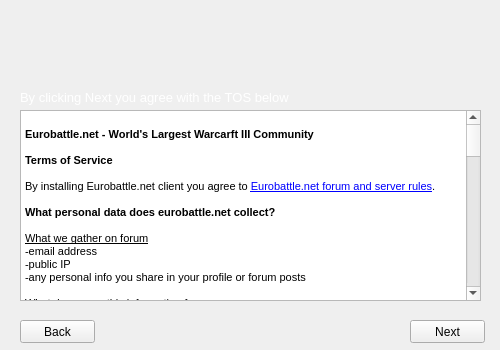
The window that installer/window0.ui (cen1/xpam-installer) describes before a commit, drawn with Qt 5.
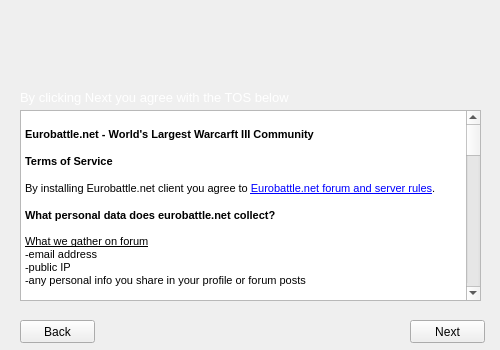
The same window after the commit. The open tabs and pages were chosen to show the change. Icons and pictures are not drawn.

Diff of the .ui file:
```diff
--- a/installer/window0.ui
+++ b/installer/window0.ui
@@ -160,33 +160,36 @@
       </property>
       <property name="html">
        <string>&lt;!DOCTYPE HTML PUBLIC &quot;-//W3C//DTD HTML 4.0//EN&quot; &quot;http://www.w3.org/TR/REC-html40/strict.dtd&quot;&gt;
-&lt;html&gt;&lt;head&gt;&lt;meta name=&quot;qrichtext&quot; content=&quot;1&quot; /&gt;&lt;style type=&quot;text/css&quot;&gt;
+&lt;html&gt;&lt;head&gt;&lt;meta name=&quot;qrichtext&quot; content=&quot;1&quot; /&gt;&lt;meta charset=&quot;utf-8&quot; /&gt;&lt;style type=&quot;text/css&quot;&gt;
 p, li { white-space: pre-wrap; }
-&lt;/style&gt;&lt;/head&gt;&lt;body style=&quot; font-family:'MS Shell Dlg 2'; font-size:8.1pt; font-weight:400; font-style:normal;&quot;&gt;
-&lt;p style=&quot;-qt-paragraph-type:empty; margin-top:0px; margin-bottom:0px; margin-left:0px; margin-right:0px; -qt-block-indent:0; text-indent:0px; font-size:8pt;&quot;&gt;&lt;br /&gt;&lt;/p&gt;
-&lt;p style=&quot; margin-top:0px; margin-bottom:0px; margin-left:0px; margin-right:0px; -qt-block-indent:0; text-indent:0px;&quot;&gt;&lt;span style=&quot; font-size:8pt; font-weight:600;&quot;&gt;Eurobattle.net - World's Largest Warcarft III Community&lt;/span&gt;&lt;span style=&quot; font-size:8pt;&quot;&gt;&lt;br /&gt;&lt;br /&gt;&lt;/span&gt;&lt;span style=&quot; font-size:8pt; font-weight:600;&quot;&gt;Terms of Service&lt;/span&gt;&lt;span style=&quot; font-size:8pt;&quot;&gt;&lt;br /&gt;&lt;br /&gt;By installing Eurobattle.net client you agree to &lt;/span&gt;&lt;a href=&quot;https://forum.eurobattle.net/threads/128365-The-Book-of-Rules&quot;&gt;&lt;span style=&quot; font-size:8pt; text-decoration: underline; color:#0000ff;&quot;&gt;Eurobattle.net forum and server rules&lt;/span&gt;&lt;/a&gt;&lt;span style=&quot; font-size:8pt;&quot;&gt;.&lt;br /&gt;&lt;/span&gt;&lt;/p&gt;
-&lt;p style=&quot; margin-top:0px; margin-bottom:0px; margin-left:0px; margin-right:0px; -qt-block-indent:0; text-indent:0px;&quot;&gt;&lt;span style=&quot; font-size:8pt; font-weight:600;&quot;&gt;What personal data does eurobattle.net collect?&lt;/span&gt;&lt;/p&gt;
-&lt;p style=&quot;-qt-paragraph-type:empty; margin-top:0px; margin-bottom:0px; margin-left:0px; margin-right:0px; -qt-block-indent:0; text-indent:0px; font-size:8pt; font-weight:600;&quot;&gt;&lt;br /&gt;&lt;/p&gt;
-&lt;p style=&quot; margin-top:0px; margin-bottom:0px; margin-left:0px; margin-right:0px; -qt-block-indent:0; text-indent:0px;&quot;&gt;&lt;span style=&quot; font-size:8pt; text-decoration: underline;&quot;&gt;What we gather on forum&lt;/span&gt;&lt;/p&gt;
-&lt;p style=&quot; margin-top:0px; margin-bottom:0px; margin-left:0px; margin-right:0px; -qt-block-indent:0; text-indent:0px;&quot;&gt;&lt;span style=&quot; font-size:8pt;&quot;&gt;-email address&lt;/span&gt;&lt;/p&gt;
-&lt;p style=&quot; margin-top:0px; margin-bottom:0px; margin-left:0px; margin-right:0px; -qt-block-indent:0; text-indent:0px;&quot;&gt;&lt;span style=&quot; font-size:8pt;&quot;&gt;-public IP&lt;/span&gt;&lt;/p&gt;
-&lt;p style=&quot; margin-top:0px; margin-bottom:0px; margin-left:0px; margin-right:0px; -qt-block-indent:0; text-indent:0px;&quot;&gt;&lt;span style=&quot; font-size:8pt;&quot;&gt;-any personal info you share in your profile or forum posts&lt;/span&gt;&lt;/p&gt;
-&lt;p style=&quot;-qt-paragraph-type:empty; margin-top:0px; margin-bottom:0px; margin-left:0px; margin-right:0px; -qt-block-indent:0; text-indent:0px; font-size:8pt;&quot;&gt;&lt;br /&gt;&lt;/p&gt;
-&lt;p style=&quot; margin-top:0px; margin-bottom:0px; margin-left:0px; margin-right:0px; -qt-block-indent:0; text-indent:0px;&quot;&gt;&lt;span style=&quot; font-size:8pt; text-decoration: underline;&quot;&gt;What do we use this information for&lt;/span&gt;&lt;/p&gt;
-&lt;p style=&quot; margin-top:0px; margin-bottom:0px; margin-left:0px; margin-right:0px; -qt-block-indent:0; text-indent:0px;&quot;&gt;&lt;span style=&quot; font-size:8pt;&quot;&gt;To have a functioning forum. We don't analyze this data or sell it to anyone, it is used exclusively for the needs of the forum.&lt;/span&gt;&lt;/p&gt;
-&lt;p style=&quot;-qt-paragraph-type:empty; margin-top:0px; margin-bottom:0px; margin-left:0px; margin-right:0px; -qt-block-indent:0; text-indent:0px; font-size:8pt;&quot;&gt;&lt;br /&gt;&lt;/p&gt;
-&lt;p style=&quot; margin-top:0px; margin-bottom:0px; margin-left:0px; margin-right:0px; -qt-block-indent:0; text-indent:0px;&quot;&gt;&lt;span style=&quot; font-size:8pt; text-decoration: underline;&quot;&gt;What we gather on desktop client and PvPGN&lt;/span&gt;&lt;/p&gt;
-&lt;p style=&quot; margin-top:0px; margin-bottom:0px; margin-left:0px; margin-right:0px; -qt-block-indent:0; text-indent:0px;&quot;&gt;&lt;span style=&quot; font-size:8pt;&quot;&gt;-public IP&lt;/span&gt;&lt;/p&gt;
-&lt;p style=&quot; margin-top:0px; margin-bottom:0px; margin-left:0px; margin-right:0px; -qt-block-indent:0; text-indent:0px;&quot;&gt;&lt;span style=&quot; font-size:8pt;&quot;&gt;-operating system user&lt;/span&gt;&lt;/p&gt;
-&lt;p style=&quot; margin-top:0px; margin-bottom:0px; margin-left:0px; margin-right:0px; -qt-block-indent:0; text-indent:0px;&quot;&gt;&lt;span style=&quot; font-size:8pt;&quot;&gt;-MAC address (anonymized with a hash)&lt;/span&gt;&lt;/p&gt;
-&lt;p style=&quot; margin-top:0px; margin-bottom:0px; margin-left:0px; margin-right:0px; -qt-block-indent:0; text-indent:0px;&quot;&gt;&lt;span style=&quot; font-size:8pt;&quot;&gt;-BIOS name (anonymized with a hash)&lt;/span&gt;&lt;/p&gt;
-&lt;p style=&quot; margin-top:0px; margin-bottom:0px; margin-left:0px; margin-right:0px; -qt-block-indent:0; text-indent:0px;&quot;&gt;&lt;span style=&quot; font-size:8pt;&quot;&gt;-timestamp of client installation date&lt;/span&gt;&lt;/p&gt;
-&lt;p style=&quot;-qt-paragraph-type:empty; margin-top:0px; margin-bottom:0px; margin-left:0px; margin-right:0px; -qt-block-indent:0; text-indent:0px; font-size:8pt;&quot;&gt;&lt;br /&gt;&lt;/p&gt;
-&lt;p style=&quot; margin-top:0px; margin-bottom:0px; margin-left:0px; margin-right:0px; -qt-block-indent:0; text-indent:0px;&quot;&gt;&lt;span style=&quot; font-size:8pt; text-decoration: underline;&quot;&gt;What do we use this information for&lt;/span&gt;&lt;/p&gt;
-&lt;p style=&quot; margin-top:0px; margin-bottom:0px; margin-left:0px; margin-right:0px; -qt-block-indent:0; text-indent:0px;&quot;&gt;&lt;span style=&quot; font-size:8pt;&quot;&gt;To prevent the usage of our platform to people who violate our TOS and server rules. We don't analyze this data or sell it to anyone, it is used exclusively against TOS violators.&lt;/span&gt;&lt;/p&gt;
-&lt;p style=&quot;-qt-paragraph-type:empty; margin-top:0px; margin-bottom:0px; margin-left:0px; margin-right:0px; -qt-block-indent:0; text-indent:0px; font-size:8pt;&quot;&gt;&lt;br /&gt;&lt;/p&gt;
-&lt;p style=&quot; margin-top:0px; margin-bottom:0px; margin-left:0px; margin-right:0px; -qt-block-indent:0; text-indent:0px;&quot;&gt;&lt;span style=&quot; font-size:8pt;&quot;&gt;In order to make personal data request or account deletion request, visit &lt;/span&gt;&lt;a href=&quot;http://eurobattle.net/threads/128365-The-Rule-Book&quot;&gt;&lt;span style=&quot; font-size:8pt; text-decoration: underline; color:#0000ff;&quot;&gt;this topic&lt;/span&gt;&lt;/a&gt;&lt;span style=&quot; font-size:8pt;&quot;&gt;. (http://eurobattle.net/threads/208709-GDPR-Personal-information-request-and-account-deletion)&lt;/span&gt;&lt;/p&gt;
-&lt;p style=&quot; margin-top:0px; margin-bottom:0px; margin-left:0px; margin-right:0px; -qt-block-indent:0; text-indent:0px;&quot;&gt;&lt;span style=&quot; font-size:8pt;&quot;&gt;&lt;br /&gt;&lt;/span&gt;&lt;span style=&quot; font-size:8pt; font-weight:600;&quot;&gt;What is Eurobattle.net client?&lt;/span&gt;&lt;span style=&quot; font-size:8pt;&quot;&gt;&lt;br /&gt;It is a program that provides a richer experience of our server.&lt;br /&gt;&lt;br /&gt;&lt;/span&gt;&lt;span style=&quot; font-size:8pt; font-weight:600;&quot;&gt;What is a GProxy?&lt;/span&gt;&lt;span style=&quot; font-size:8pt;&quot;&gt;&lt;br /&gt;It is a program that sits between your game and a host.&lt;br /&gt;It allows you to reconnect to the host in case your internet connection dies in the middle of the game.&lt;br /&gt;It also allows us to expand the original p2p protocol.&lt;br /&gt;&lt;br /&gt;&lt;/span&gt;&lt;span style=&quot; font-size:8pt; font-weight:600;&quot;&gt;What are custom channel icons?&lt;/span&gt;&lt;span style=&quot; font-size:8pt;&quot;&gt;&lt;br /&gt;They are additional icons which do not exist on original battle.net servers.&lt;br /&gt;We add them to your game archive and they are given as awards for various tournaments and events.&lt;br /&gt;You can change your icons with /icon command on server.&lt;br /&gt;&lt;br /&gt;&lt;/span&gt;&lt;span style=&quot; font-size:8pt; font-weight:600;&quot;&gt;What is a loader?&lt;/span&gt;&lt;span style=&quot; font-size:8pt;&quot;&gt;&lt;br /&gt;It is a piece of software that allows you to connect to a PvPGN server with your game.&lt;br /&gt;&lt;br /&gt;&lt;/span&gt;&lt;span style=&quot; font-size:8pt; font-weight:600;&quot;&gt;What is a PvPGN Server?&lt;/span&gt;&lt;span style=&quot; font-size:8pt;&quot;&gt;&lt;br /&gt;PvPGN (Player vs Player Gaming Network) is a free and open source software project offering emulation of various gaming network servers, one of them being battle.net.&lt;br /&gt;&lt;br /&gt;NOTES:&lt;br /&gt;You must have Warcarft III: The Frozen Throne installed on your PC before running this installer.&lt;br /&gt;&lt;br /&gt;Sharing any kind of warez, cracks, serial numbers or illegal software will lead to immediate ban from Eurobattle.net.&lt;br /&gt;We do not support piracy in any way.&lt;br /&gt;&lt;br /&gt;Eurobattle.net may collect information about user's computer and any other necessary information in order to prevent a violating user from connecting to Eurobattle.net server; for example, but not exclusively, if in conflict with this TOS, or the server rules or the forum rules.&lt;br /&gt;&lt;br /&gt;CREDITS:&lt;br /&gt;Thanks to the PvPGN and bnetd contributors. https://github.com/pvpgn/pvpgn-server&lt;br /&gt;Thanks to Keres for the loader. https://github.com/w3lh/w3l&lt;br /&gt;&lt;br /&gt;Eurobattle.net Forum @ http://eurobattle.net/&lt;br /&gt;&lt;/span&gt;&lt;/p&gt;&lt;/body&gt;&lt;/html&gt;</string>
+hr { height: 1px; border-width: 0; }
+li.unchecked::marker { content: &quot;\2610&quot;; }
+li.checked::marker { content: &quot;\2612&quot;; }
+&lt;/style&gt;&lt;/head&gt;&lt;body style=&quot; font-family:'Segoe UI'; font-size:9pt; font-weight:400; font-style:normal;&quot;&gt;
+&lt;p style=&quot;-qt-paragraph-type:empty; margin-top:0px; margin-bottom:0px; margin-left:0px; margin-right:0px; -qt-block-indent:0; text-indent:0px; font-family:'MS Shell Dlg 2'; font-size:8pt;&quot;&gt;&lt;br /&gt;&lt;/p&gt;
+&lt;p style=&quot; margin-top:0px; margin-bottom:0px; margin-left:0px; margin-right:0px; -qt-block-indent:0; text-indent:0px;&quot;&gt;&lt;span style=&quot; font-family:'MS Shell Dlg 2'; font-size:8pt; font-weight:600;&quot;&gt;Eurobattle.net - World's Largest Warcarft III Community&lt;/span&gt;&lt;span style=&quot; font-family:'MS Shell Dlg 2'; font-size:8pt;&quot;&gt;&lt;br /&gt;&lt;br /&gt;&lt;/span&gt;&lt;span style=&quot; font-family:'MS Shell Dlg 2'; font-size:8pt; font-weight:600;&quot;&gt;Terms of Service&lt;/span&gt;&lt;span style=&quot; font-family:'MS Shell Dlg 2'; font-size:8pt;&quot;&gt;&lt;br /&gt;&lt;br /&gt;By installing Eurobattle.net client you agree to &lt;/span&gt;&lt;a href=&quot;https://forum.eurobattle.net/threads/128365-The-Book-of-Rules&quot;&gt;&lt;span style=&quot; font-family:'MS Shell Dlg 2'; font-size:8pt; text-decoration: underline; color:#0000ff;&quot;&gt;Eurobattle.net forum and server rules&lt;/span&gt;&lt;/a&gt;&lt;span style=&quot; font-family:'MS Shell Dlg 2'; font-size:8pt;&quot;&gt;.&lt;br /&gt;&lt;/span&gt;&lt;/p&gt;
+&lt;p style=&quot; margin-top:0px; margin-bottom:0px; margin-left:0px; margin-right:0px; -qt-block-indent:0; text-indent:0px;&quot;&gt;&lt;span style=&quot; font-family:'MS Shell Dlg 2'; font-size:8pt; font-weight:600;&quot;&gt;What personal data does eurobattle.net collect?&lt;/span&gt;&lt;/p&gt;
+&lt;p style=&quot;-qt-paragraph-type:empty; margin-top:0px; margin-bottom:0px; margin-left:0px; margin-right:0px; -qt-block-indent:0; text-indent:0px; font-family:'MS Shell Dlg 2'; font-size:8pt; font-weight:600;&quot;&gt;&lt;br /&gt;&lt;/p&gt;
+&lt;p style=&quot; margin-top:0px; margin-bottom:0px; margin-left:0px; margin-right:0px; -qt-block-indent:0; text-indent:0px;&quot;&gt;&lt;span style=&quot; font-family:'MS Shell Dlg 2'; font-size:8pt; text-decoration: underline;&quot;&gt;What we gather on forum&lt;/span&gt;&lt;/p&gt;
+&lt;p style=&quot; margin-top:0px; margin-bottom:0px; margin-left:0px; margin-right:0px; -qt-block-indent:0; text-indent:0px;&quot;&gt;&lt;span style=&quot; font-family:'MS Shell Dlg 2'; font-size:8pt;&quot;&gt;-email address&lt;/span&gt;&lt;/p&gt;
+&lt;p style=&quot; margin-top:0px; margin-bottom:0px; margin-left:0px; margin-right:0px; -qt-block-indent:0; text-indent:0px;&quot;&gt;&lt;span style=&quot; font-family:'MS Shell Dlg 2'; font-size:8pt;&quot;&gt;-public IP&lt;/span&gt;&lt;/p&gt;
+&lt;p style=&quot; margin-top:0px; margin-bottom:0px; margin-left:0px; margin-right:0px; -qt-block-indent:0; text-indent:0px;&quot;&gt;&lt;span style=&quot; font-family:'MS Shell Dlg 2'; font-size:8pt;&quot;&gt;-any personal info you share in your profile or forum posts&lt;/span&gt;&lt;/p&gt;
+&lt;p style=&quot;-qt-paragraph-type:empty; margin-top:0px; margin-bottom:0px; margin-left:0px; margin-right:0px; -qt-block-indent:0; text-indent:0px; font-family:'MS Shell Dlg 2'; font-size:8pt;&quot;&gt;&lt;br /&gt;&lt;/p&gt;
+&lt;p style=&quot; margin-top:0px; margin-bottom:0px; margin-left:0px; margin-right:0px; -qt-block-indent:0; text-indent:0px;&quot;&gt;&lt;span style=&quot; font-family:'MS Shell Dlg 2'; font-size:8pt; text-decoration: underline;&quot;&gt;What do we use this information for&lt;/span&gt;&lt;/p&gt;
+&lt;p style=&quot; margin-top:0px; margin-bottom:0px; margin-left:0px; margin-right:0px; -qt-block-indent:0; text-indent:0px;&quot;&gt;&lt;span style=&quot; font-family:'MS Shell Dlg 2'; font-size:8pt;&quot;&gt;To have a functioning forum. We don't analyze this data or sell it to anyone, it is used exclusively for the needs of the forum.&lt;/span&gt;&lt;/p&gt;
+&lt;p style=&quot;-qt-paragraph-type:empty; margin-top:0px; margin-bottom:0px; margin-left:0px; margin-right:0px; -qt-block-indent:0; text-indent:0px; font-family:'MS Shell Dlg 2'; font-size:8pt;&quot;&gt;&lt;br /&gt;&lt;/p&gt;
+&lt;p style=&quot; margin-top:0px; margin-bottom:0px; margin-left:0px; margin-right:0px; -qt-block-indent:0; text-indent:0px;&quot;&gt;&lt;span style=&quot; font-family:'MS Shell Dlg 2'; font-size:8pt; text-decoration: underline;&quot;&gt;What we gather on desktop client and PvPGN&lt;/span&gt;&lt;/p&gt;
+&lt;p style=&quot; margin-top:0px; margin-bottom:0px; margin-left:0px; margin-right:0px; -qt-block-indent:0; text-indent:0px;&quot;&gt;&lt;span style=&quot; font-family:'MS Shell Dlg 2'; font-size:8pt;&quot;&gt;-public IP&lt;/span&gt;&lt;/p&gt;
+&lt;p style=&quot; margin-top:0px; margin-bottom:0px; margin-left:0px; margin-right:0px; -qt-block-indent:0; text-indent:0px;&quot;&gt;&lt;span style=&quot; font-family:'MS Shell Dlg 2'; font-size:8pt;&quot;&gt;-operating system user&lt;/span&gt;&lt;/p&gt;
+&lt;p style=&quot; margin-top:0px; margin-bottom:0px; margin-left:0px; margin-right:0px; -qt-block-indent:0; text-indent:0px;&quot;&gt;&lt;span style=&quot; font-family:'MS Shell Dlg 2'; font-size:8pt;&quot;&gt;-MAC address (anonymized with a hash)&lt;/span&gt;&lt;/p&gt;
+&lt;p style=&quot; margin-top:0px; margin-bottom:0px; margin-left:0px; margin-right:0px; -qt-block-indent:0; text-indent:0px;&quot;&gt;&lt;span style=&quot; font-family:'MS Shell Dlg 2'; font-size:8pt;&quot;&gt;-BIOS name (anonymized with a hash)&lt;/span&gt;&lt;/p&gt;
+&lt;p style=&quot; margin-top:0px; margin-bottom:0px; margin-left:0px; margin-right:0px; -qt-block-indent:0; text-indent:0px;&quot;&gt;&lt;span style=&quot; font-family:'MS Shell Dlg 2'; font-size:8pt;&quot;&gt;-timestamp of client installation date&lt;/span&gt;&lt;/p&gt;
+&lt;p style=&quot;-qt-paragraph-type:empty; margin-top:0px; margin-bottom:0px; margin-left:0px; margin-right:0px; -qt-block-indent:0; text-indent:0px; font-family:'MS Shell Dlg 2'; font-size:8pt;&quot;&gt;&lt;br /&gt;&lt;/p&gt;
+&lt;p style=&quot; margin-top:0px; margin-bottom:0px; margin-left:0px; margin-right:0px; -qt-block-indent:0; text-indent:0px;&quot;&gt;&lt;span style=&quot; font-family:'MS Shell Dlg 2'; font-size:8pt; text-decoration: underline;&quot;&gt;What do we use this information for&lt;/span&gt;&lt;/p&gt;
+&lt;p style=&quot; margin-top:0px; margin-bottom:0px; margin-left:0px; margin-right:0px; -qt-block-indent:0; text-indent:0px;&quot;&gt;&lt;span style=&quot; font-family:'MS Shell Dlg 2'; font-size:8pt;&quot;&gt;To prevent the usage of our platform to people who violate our TOS and server rules. We don't analyze this data or sell it to anyone, it is used exclusively against TOS violators.&lt;/span&gt;&lt;/p&gt;
+&lt;p style=&quot;-qt-paragraph-type:empty; margin-top:0px; margin-bottom:0px; margin-left:0px; margin-right:0px; -qt-block-indent:0; text-indent:0px; font-family:'MS Shell Dlg 2'; font-size:8pt;&quot;&gt;&lt;br /&gt;&lt;/p&gt;
+&lt;p style=&quot; margin-top:0px; margin-bottom:0px; margin-left:0px; margin-right:0px; -qt-block-indent:0; text-indent:0px;&quot;&gt;&lt;span style=&quot; font-family:'MS Shell Dlg 2'; font-size:8pt;&quot;&gt;In order to make personal data request or account deletion request, visit &lt;/span&gt;&lt;a href=&quot;http://eurobattle.net/threads/128365-The-Rule-Book&quot;&gt;&lt;span style=&quot; font-family:'MS Shell Dlg 2'; font-size:8pt; text-decoration: underline; color:#0000ff;&quot;&gt;this topic&lt;/span&gt;&lt;/a&gt;&lt;span style=&quot; font-family:'MS Shell Dlg 2'; font-size:8pt;&quot;&gt;. (http://eurobattle.net/threads/208709-GDPR-Personal-information-request-and-account-deletion)&lt;/span&gt;&lt;/p&gt;
+&lt;p style=&quot; margin-top:0px; margin-bottom:0px; margin-left:0px; margin-right:0px; -qt-block-indent:0; text-indent:0px;&quot;&gt;&lt;span style=&quot; font-family:'MS Shell Dlg 2'; font-size:8pt;&quot;&gt;&lt;br /&gt;&lt;/span&gt;&lt;span style=&quot; font-family:'MS Shell Dlg 2'; font-size:8pt; font-weight:600;&quot;&gt;What is Eurobattle.net client?&lt;/span&gt;&lt;span style=&quot; font-family:'MS Shell Dlg 2'; font-size:8pt;&quot;&gt;&lt;br /&gt;It is a program that provides a richer experience of our server.&lt;br /&gt;&lt;br /&gt;&lt;/span&gt;&lt;span style=&quot; font-family:'MS Shell Dlg 2'; font-size:8pt; font-weight:600;&quot;&gt;What is a GProxy?&lt;/span&gt;&lt;span style=&quot; font-family:'MS Shell Dlg 2'; font-size:8pt;&quot;&gt;&lt;br /&gt;It is a program that sits between your game and a host.&lt;br /&gt;It allows you to reconnect to the host in case your internet connection dies in the middle of the game.&lt;br /&gt;It also allows us to expand the original p2p protocol.&lt;br /&gt;&lt;br /&gt;&lt;/span&gt;&lt;span style=&quot; font-family:'MS Shell Dlg 2'; font-size:8pt; font-weight:600;&quot;&gt;What are custom channel icons?&lt;/span&gt;&lt;span style=&quot; font-family:'MS Shell Dlg 2'; font-size:8pt;&quot;&gt;&lt;br /&gt;They are additional icons which do not exist on original battle.net servers.&lt;br /&gt;We add them to your game archive and they are given as awards for various tournaments and events.&lt;br /&gt;You can change your icons with /icon command on server.&lt;br /&gt;&lt;br /&gt;&lt;/span&gt;&lt;span style=&quot; font-family:'MS Shell Dlg 2'; font-size:8pt; font-weight:600;&quot;&gt;What is a loader?&lt;/span&gt;&lt;span style=&quot; font-family:'MS Shell Dlg 2'; font-size:8pt;&quot;&gt;&lt;br /&gt;It is a piece of software that allows you to connect to a PvPGN server with your game.&lt;br /&gt;&lt;br /&gt;&lt;/span&gt;&lt;span style=&quot; font-family:'MS Shell Dlg 2'; font-size:8pt; font-weight:600;&quot;&gt;What is a PvPGN Server?&lt;/span&gt;&lt;span style=&quot; font-family:'MS Shell Dlg 2'; font-size:8pt;&quot;&gt;&lt;br /&gt;PvPGN (Player vs Player Gaming Network) is a free and open source software project offering emulation of various gaming network servers, one of them being battle.net.&lt;br /&gt;&lt;br /&gt;NOTES:&lt;br /&gt;You must have Warcarft III: The Frozen Throne installed on your PC before running this installer.&lt;br /&gt;&lt;br /&gt;Sharing any kind of warez, cracks, serial numbers or illegal software will lead to immediate ban from Eurobattle.net.&lt;br /&gt;We do not support piracy in any way.&lt;br /&gt;&lt;br /&gt;Eurobattle.net may collect information about user's computer and any other necessary information in order to prevent a violating user from connecting to Eurobattle.net server; for example, but not exclusively, if in conflict with this TOS, or the server rules or the forum rules.&lt;br /&gt;&lt;br /&gt;CREDITS:&lt;br /&gt;Thanks to the PvPGN and bnetd contributors. https://github.com/pvpgn/pvpgn-server&lt;br /&gt;Thanks to Keres for the loader. https://github.com/w3lh/w3l&lt;br /&gt;&lt;br /&gt;Eurobattle.net Forum @ http://eurobattle.net/&lt;br /&gt;&lt;/span&gt;&lt;/p&gt;&lt;/body&gt;&lt;/html&gt;</string>
       </property>
       <property name="openExternalLinks">
        <bool>true</bool>
```
Left out of the diff: 22 changed lines with no effect on the pictures.
